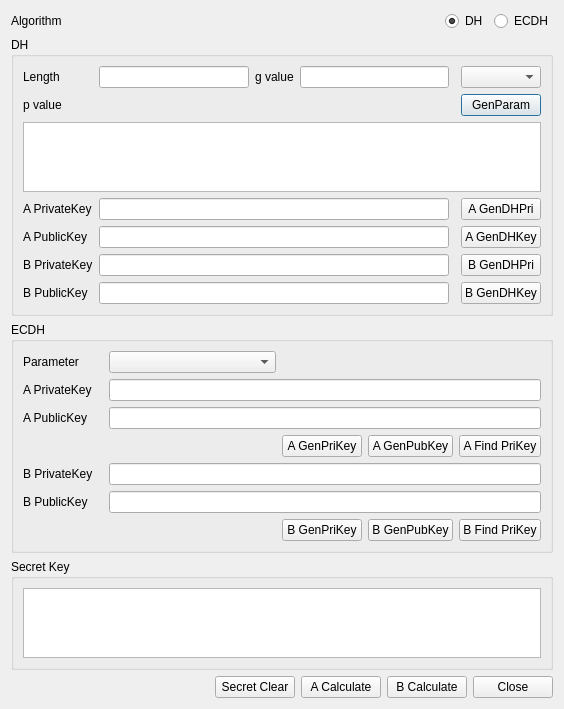
This is BerViewer/key_agree_dlg.ui in jykim74/BerEditor as Qt 5 draws it before an edit. The edited form follows.
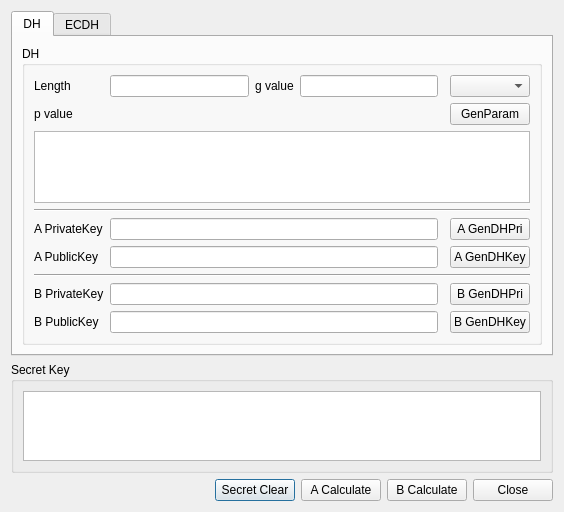
This is the edited form.

Commit message: 키 추출 UI 개선

```diff
--- a/BerViewer/key_agree_dlg.ui
+++ b/BerViewer/key_agree_dlg.ui
@@ -7,96 +7,163 @@
     <x>0</x>
     <y>0</y>
     <width>564</width>
-    <height>678</height>
+    <height>482</height>
    </rect>
   </property>
   <property name="windowTitle">
    <string>Key Agreement</string>
   </property>
   <layout class="QGridLayout" name="gridLayout">
-   <item row="1" column="0" colspan="4">
+   <item row="3" column="0" colspan="2">
+    <layout class="QHBoxLayout" name="horizontalLayout">
+     <item>
+      <spacer name="horizontalSpacer">
+       <property name="orientation">
+        <enum>Qt::Horizontal</enum>
+       </property>
+       <property name="sizeHint" stdset="0">
+        <size>
+         <width>40</width>
+         <height>20</height>
+        </size>
+       </property>
+      </spacer>
+     </item>
+     <item>
+      <widget class="QPushButton" name="mSecretClearBtn">
+       <property name="text">
+        <string>Secret Clear</string>
+       </property>
+      </widget>
+     </item>
+     <item>
+      <widget class="QPushButton" name="mACalcBtn">
+       <property name="text">
+        <string>A Calculate</string>
+       </property>
+      </widget>
+     </item>
+     <item>
+      <widget class="QPushButton" name="mBCalcBtn">
+       <property name="text">
+        <string>B Calculate</string>
+       </property>
+      </widget>
+     </item>
+     <item>
+      <widget class="QPushButton" name="mCloseBtn">
+       <property name="text">
+        <string>Close</string>
+       </property>
+      </widget>
+     </item>
+    </layout>
+   </item>
+   <item row="1" column="0" colspan="2">
+    <widget class="QGroupBox" name="groupBox_3">
+     <property name="title">
+      <string>Secret Key</string>
+     </property>
+     <layout class="QGridLayout" name="gridLayout_4">
+      <item row="0" column="0">
+       <widget class="QPlainTextEdit" name="mSecretKeyText"/>
+      </item>
+     </layout>
+    </widget>
+   </item>
+   <item row="0" column="0" colspan="2">
+    <widget class="QTabWidget" name="mTabWidget">
+     <property name="currentIndex">
+      <number>0</number>
+     </property>
+     <widget class="QWidget" name="tab">
+      <attribute name="title">
+       <string>DH</string>
+      </attribute>
+      <layout class="QGridLayout" name="gridLayout_6">
+       <item row="0" column="0">
     <widget class="QGroupBox" name="mDHGroup">
      <property name="title">
       <string>DH</string>
      </property>
      <layout class="QGridLayout" name="gridLayout_2">
-      <item row="5" column="0">
+          <item row="6" column="0">
        <widget class="QLabel" name="label_9">
         <property name="text">
          <string>A PublicKey</string>
         </property>
        </widget>
       </item>
-      <item row="1" column="0">
-       <widget class="QLabel" name="label">
-        <property name="text">
-         <string>Length</string>
-        </property>
-       </widget>
-      </item>
-      <item row="1" column="1">
-       <widget class="QLineEdit" name="mLengthText"/>
-      </item>
-      <item row="1" column="2">
-       <widget class="QLabel" name="label_4">
+          <item row="6" column="5">
+           <widget class="QPushButton" name="mAGenDHKeyBtn">
+            <property name="minimumSize">
+             <size>
+              <width>0</width>
+              <height>0</height>
+             </size>
+            </property>
         <property name="text">
-         <string>g value</string>
+             <string>A GenDHKey</string>
         </property>
        </widget>
       </item>
-      <item row="2" column="0">
-       <widget class="QLabel" name="label_5">
+          <item row="8" column="5">
+           <widget class="QPushButton" name="mBDHPriBtn">
         <property name="text">
-         <string>p value</string>
+             <string>B GenDHPri</string>
         </property>
        </widget>
       </item>
-      <item row="3" column="0" colspan="6">
-       <widget class="QPlainTextEdit" name="mPText"/>
-      </item>
-      <item row="4" column="1" colspan="3">
-       <widget class="QLineEdit" name="mAPrivateKeyText"/>
-      </item>
-      <item row="7" column="0">
-       <widget class="QLabel" name="label_11">
-        <property name="text">
-         <string>B PublicKey</string>
-        </property>
-       </widget>
-      </item>
-      <item row="4" column="0">
-       <widget class="QLabel" name="label_8">
-        <property name="text">
-         <string>A PrivateKey</string>
-        </property>
-       </widget>
-      </item>
-      <item row="5" column="1" colspan="3">
-       <widget class="QLineEdit" name="mAPublicKeyText"/>
-      </item>
-      <item row="2" column="5">
-       <widget class="QPushButton" name="mGenParamBtn">
-        <property name="text">
-         <string>GenParam</string>
-        </property>
-       </widget>
-      </item>
-      <item row="7" column="1" colspan="3">
-       <widget class="QLineEdit" name="mBPublicKeyText"/>
-      </item>
       <item row="1" column="5">
        <widget class="QComboBox" name="mGCombo"/>
       </item>
-      <item row="6" column="0">
-       <widget class="QLabel" name="label_10">
-        <property name="text">
-         <string>B PrivateKey</string>
-        </property>
-       </widget>
-      </item>
       <item row="6" column="1" colspan="3">
+           <widget class="QLineEdit" name="mAPublicKeyText"/>
+          </item>
+          <item row="1" column="0">
+           <widget class="QLabel" name="label">
+            <property name="text">
+             <string>Length</string>
+            </property>
+           </widget>
+          </item>
+          <item row="8" column="1" colspan="3">
        <widget class="QLineEdit" name="mBPrivateKeyText"/>
       </item>
+          <item row="4" column="0" colspan="6">
+           <widget class="Line" name="line_3">
+            <property name="orientation">
+             <enum>Qt::Horizontal</enum>
+            </property>
+           </widget>
+          </item>
+          <item row="5" column="5">
+           <widget class="QPushButton" name="mADHPriBtn">
+            <property name="text">
+             <string>A GenDHPri</string>
+            </property>
+           </widget>
+          </item>
+          <item row="9" column="0">
+           <widget class="QLabel" name="label_11">
+            <property name="text">
+             <string>B PublicKey</string>
+            </property>
+           </widget>
+          </item>
+          <item row="9" column="5">
+           <widget class="QPushButton" name="mBGenDHKeyBtn">
+            <property name="text">
+             <string>B GenDHKey</string>
+            </property>
+           </widget>
+          </item>
+          <item row="5" column="1" colspan="3">
+           <widget class="QLineEdit" name="mAPrivateKeyText"/>
+          </item>
+          <item row="3" column="0" colspan="6">
+           <widget class="QPlainTextEdit" name="mPText"/>
+          </item>
       <item row="1" column="3">
        <widget class="QLineEdit" name="mGText">
         <property name="maximumSize">
@@ -107,70 +174,91 @@
         </property>
        </widget>
       </item>
-      <item row="7" column="5">
-       <widget class="QPushButton" name="mBGenDHKeyBtn">
+          <item row="2" column="5">
+           <widget class="QPushButton" name="mGenParamBtn">
         <property name="text">
-         <string>B GenDHKey</string>
+             <string>GenParam</string>
         </property>
        </widget>
       </item>
-      <item row="5" column="5">
-       <widget class="QPushButton" name="mAGenDHKeyBtn">
-        <property name="minimumSize">
-         <size>
-          <width>0</width>
-          <height>0</height>
-         </size>
-        </property>
+          <item row="5" column="0">
+           <widget class="QLabel" name="label_8">
         <property name="text">
-         <string>A GenDHKey</string>
+             <string>A PrivateKey</string>
         </property>
        </widget>
       </item>
-      <item row="4" column="5">
-       <widget class="QPushButton" name="mADHPriBtn">
+          <item row="2" column="0">
+           <widget class="QLabel" name="label_5">
         <property name="text">
-         <string>A GenDHPri</string>
+             <string>p value</string>
         </property>
        </widget>
       </item>
-      <item row="6" column="5">
-       <widget class="QPushButton" name="mBDHPriBtn">
+          <item row="9" column="1" colspan="3">
+           <widget class="QLineEdit" name="mBPublicKeyText"/>
+          </item>
+          <item row="8" column="0">
+           <widget class="QLabel" name="label_10">
         <property name="text">
-         <string>B GenDHPri</string>
+             <string>B PrivateKey</string>
         </property>
        </widget>
       </item>
-     </layout>
-    </widget>
-   </item>
-   <item row="4" column="0">
-    <spacer name="verticalSpacer">
+          <item row="1" column="2">
+           <widget class="QLabel" name="label_4">
+            <property name="text">
+             <string>g value</string>
+            </property>
+           </widget>
+          </item>
+          <item row="1" column="1">
+           <widget class="QLineEdit" name="mLengthText"/>
+          </item>
+          <item row="7" column="0" colspan="6">
+           <widget class="Line" name="line_4">
      <property name="orientation">
-      <enum>Qt::Vertical</enum>
-     </property>
-     <property name="sizeHint" stdset="0">
-      <size>
-       <width>20</width>
-       <height>40</height>
-      </size>
-     </property>
-    </spacer>
-   </item>
-   <item row="2" column="0" colspan="4">
+             <enum>Qt::Horizontal</enum>
+            </property>
+           </widget>
+          </item>
+         </layout>
+        </widget>
+       </item>
+      </layout>
+     </widget>
+     <widget class="QWidget" name="tab_2">
+      <attribute name="title">
+       <string>ECDH</string>
+      </attribute>
+      <layout class="QGridLayout" name="gridLayout_5">
+       <item row="0" column="0">
     <widget class="QGroupBox" name="mECDHGroup">
      <property name="title">
       <string>ECDH</string>
      </property>
      <layout class="QGridLayout" name="gridLayout_3">
-      <item row="6" column="0">
-       <widget class="QLabel" name="label_13">
+          <item row="3" column="0">
+           <widget class="QLabel" name="label_7">
         <property name="text">
          <string>B PrivateKey</string>
         </property>
        </widget>
       </item>
-      <item row="8" column="0">
+          <item row="0" column="1" colspan="2">
+           <widget class="QComboBox" name="mECDHParamCombo"/>
+          </item>
+          <item row="2" column="0">
+           <widget class="QLabel" name="label_6">
+            <property name="text">
+             <string>A PrivateKey</string>
+            </property>
+           </widget>
+          </item>
+          <item row="2" column="1" colspan="5">
+           <widget class="QLineEdit" name="mAECDHPriKeyText"/>
+          </item>
+          <item row="9" column="0">
        <widget class="QLabel" name="label_14">
         <property name="text">
          <string>B PublicKey</string>
@@ -184,170 +272,94 @@
         </property>
        </widget>
       </item>
-      <item row="1" column="0">
-       <widget class="QLabel" name="label_6">
+          <item row="4" column="3">
+           <widget class="QPushButton" name="mAGenPriKeyBtn">
         <property name="text">
          <string>A PrivateKey</string>
         </property>
        </widget>
       </item>
-      <item row="3" column="5">
+          <item row="4" column="5">
        <widget class="QPushButton" name="mAFindPriKeyBtn">
         <property name="text">
          <string>A Find PriKey</string>
         </property>
        </widget>
       </item>
-      <item row="3" column="4">
-       <widget class="QPushButton" name="mAGenPubKeyBtn">
-        <property name="text">
-         <string>A GenPubKey</string>
-        </property>
-       </widget>
-      </item>
-      <item row="1" column="1" colspan="5">
-       <widget class="QLineEdit" name="mAECDHPriKeyText"/>
-      </item>
-      <item row="2" column="0">
-       <widget class="QLabel" name="label_7">
-        <property name="text">
-         <string>A PublicKey</string>
-        </property>
-       </widget>
-      </item>
-      <item row="2" column="1" colspan="5">
-       <widget class="QLineEdit" name="mAECDHPubKeyText"/>
-      </item>
-      <item row="9" column="4">
+          <item row="10" column="4">
        <widget class="QPushButton" name="mBGenPubKeyBtn">
         <property name="text">
          <string>B GenPubKey</string>
         </property>
        </widget>
       </item>
-      <item row="9" column="5">
-       <widget class="QPushButton" name="mBFindPriKeyBtn">
-        <property name="text">
-         <string>B Find PriKey</string>
-        </property>
-       </widget>
-      </item>
-      <item row="6" column="1" colspan="5">
-       <widget class="QLineEdit" name="mBECDHPriKeyText"/>
-      </item>
-      <item row="8" column="1" colspan="5">
-       <widget class="QLineEdit" name="mBECDHPubKeyText"/>
-      </item>
-      <item row="9" column="3">
+          <item row="3" column="1" colspan="5">
+           <widget class="QLineEdit" name="mAECDHPubKeyText"/>
+          </item>
+          <item row="10" column="3">
        <widget class="QPushButton" name="mBGenPriKeyBtn">
         <property name="text">
          <string>B GenPriKey</string>
         </property>
        </widget>
       </item>
-      <item row="3" column="3">
-       <widget class="QPushButton" name="mAGenPriKeyBtn">
-        <property name="text">
-         <string>A GenPriKey</string>
-        </property>
-       </widget>
-      </item>
-      <item row="0" column="1" colspan="2">
-       <widget class="QComboBox" name="mECDHParamCombo"/>
-      </item>
-     </layout>
-    </widget>
-   </item>
-   <item row="0" column="2">
-    <widget class="QRadioButton" name="mDHBtn">
+          <item row="9" column="1" colspan="5">
+           <widget class="QLineEdit" name="mBECDHPubKeyText"/>
+          </item>
+          <item row="7" column="0">
+           <widget class="QLabel" name="label_13">
      <property name="text">
-      <string>DH</string>
-     </property>
-     <property name="checked">
-      <bool>true</bool>
-     </property>
-    </widget>
-   </item>
-   <item row="0" column="3">
-    <widget class="QRadioButton" name="mECDHBtn">
+             <string>B PrivateKey</string>
+            </property>
+           </widget>
+          </item>
+          <item row="4" column="4">
+           <widget class="QPushButton" name="mAGenPubKeyBtn">
      <property name="text">
-      <string>ECDH</string>
+             <string>A GenPubKey</string>
      </property>
     </widget>
    </item>
-   <item row="0" column="0">
-    <widget class="QLabel" name="label_2">
+          <item row="7" column="1" colspan="5">
+           <widget class="QLineEdit" name="mBECDHPriKeyText"/>
+          </item>
+          <item row="10" column="5">
+           <widget class="QPushButton" name="mBFindPriKeyBtn">
      <property name="text">
-      <string>Algorithm</string>
+             <string>B Find PriKey</string>
      </property>
     </widget>
    </item>
-   <item row="5" column="0" colspan="4">
-    <layout class="QHBoxLayout" name="horizontalLayout">
-     <item>
-      <spacer name="horizontalSpacer">
+          <item row="1" column="0" colspan="6">
+           <widget class="Line" name="line">
        <property name="orientation">
         <enum>Qt::Horizontal</enum>
        </property>
-       <property name="sizeHint" stdset="0">
-        <size>
-         <width>40</width>
-         <height>20</height>
-        </size>
-       </property>
-      </spacer>
-     </item>
-     <item>
-      <widget class="QPushButton" name="mSecretClearBtn">
-       <property name="text">
-        <string>Secret Clear</string>
-       </property>
-      </widget>
-     </item>
-     <item>
-      <widget class="QPushButton" name="mACalcBtn">
-       <property name="text">
-        <string>A Calculate</string>
+           </widget>
+          </item>
+          <item row="5" column="0" colspan="6">
+           <widget class="Line" name="line_2">
+            <property name="orientation">
+             <enum>Qt::Horizontal</enum>
        </property>
       </widget>
      </item>
-     <item>
-      <widget class="QPushButton" name="mBCalcBtn">
-       <property name="text">
-        <string>B Calculate</string>
-       </property>
-      </widget>
-     </item>
-     <item>
-      <widget class="QPushButton" name="mCloseBtn">
-       <property name="text">
-        <string>Close</string>
-       </property>
-      </widget>
-     </item>
-    </layout>
-   </item>
-   <item row="3" column="0" colspan="4">
-    <widget class="QGroupBox" name="groupBox_3">
-     <property name="title">
-      <string>Secret Key</string>
-     </property>
-     <layout class="QGridLayout" name="gridLayout_4">
-      <item row="0" column="0">
-       <widget class="QPlainTextEdit" name="mSecretKeyText"/>
-      </item>
-     </layout>
-    </widget>
+         </layout>
+        </widget>
+       </item>
+      </layout>
+     </widget>
+    </widget>
    </item>
-   <item row="0" column="1">
-    <spacer name="horizontalSpacer_2">
+   <item row="2" column="0">
+    <spacer name="verticalSpacer">
      <property name="orientation">
-      <enum>Qt::Horizontal</enum>
+      <enum>Qt::Vertical</enum>
      </property>
      <property name="sizeHint" stdset="0">
       <size>
-       <width>40</width>
-       <height>20</height>
+       <width>20</width>
+       <height>40</height>
       </size>
      </property>
     </spacer>
```
Left out of the diff: 4 changed lines with no effect on the pictures. Lines whose indentation alone changed are shown as unchanged. The commit also changes 2 other files.
